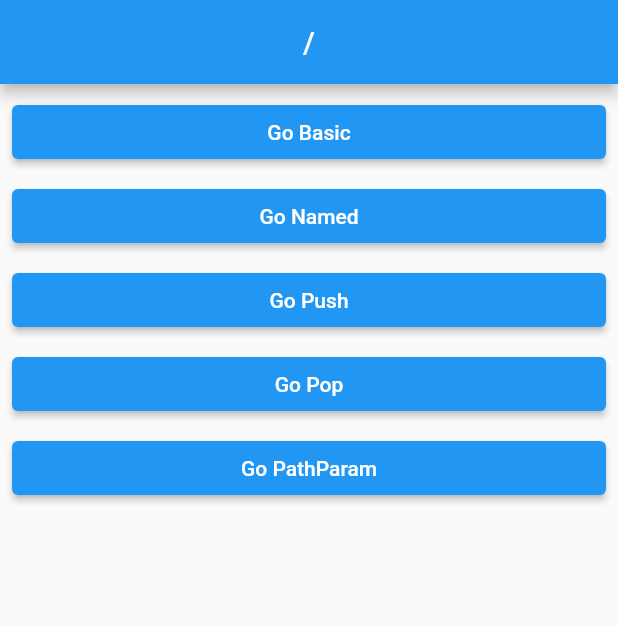
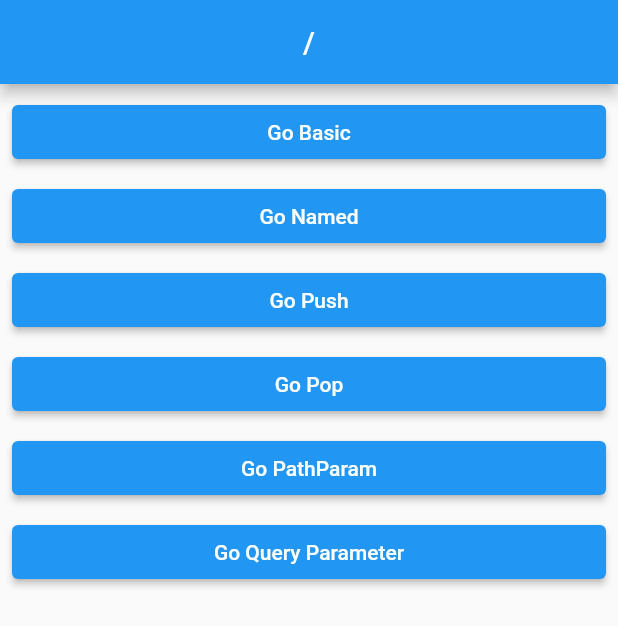
Before and after one commit to JeongHyeon2/flutter-practice, a Flutter app: the screen it shows after launch, on a phone screen of 412 x 824 dp. Shown: the top 626 px of the screen. Run offline on Flutter 3.47's test engine with Material 2 defaults, Android fonts, the light colour scheme and no system bars; our stand-ins replace dio, drift, flutter_riverpod, flutter_secure_storage, get_it, go_router and 8 more; accounts and stored records are empty; generated files the repository leaves out were written again.

Commit message:
go_router 실습

```diff
--- a/go_router_practice/lib/route/router.dart
+++ b/go_router_practice/lib/route/router.dart
@@ -5,6 +5,7 @@ import 'package:go_router_practice/route/screens/3_push_screen.dart';
 import 'package:go_router_practice/route/screens/4_pop_base_screen.dart';
 import 'package:go_router_practice/route/screens/5_pop_return_screen.dart';
 import 'package:go_router_practice/route/screens/6_path_param_screen.dart';
+import 'package:go_router_practice/route/screens/7_query_parameter_screen.dart';
 import 'package:go_router_practice/route/screens/root_screen.dart';
 
 final router = GoRouter(
@@ -62,6 +63,12 @@ final router = GoRouter(
             ),
           ],
         ),
+        GoRoute(
+          path: 'query_param',
+          builder: (context, state) {
+            return const QueryParameterScreen();
+          },
+        ),
       ],
     ),
   ],
--- a/go_router_practice/lib/route/screens/root_screen.dart
+++ b/go_router_practice/lib/route/screens/root_screen.dart
@@ -52,6 +52,15 @@ class RootScreen extends StatelessWidget {
             },
             child: const Text("Go PathParam"),
           ),
+          const SizedBox(
+            height: 8,
+          ),
+          ElevatedButton(
+            onPressed: () {
+              context.go('/query_param');
+            },
+            child: const Text("Go Query Parameter"),
+          ),
         ],
       ),
     );
```
Also changed, not shown: go_router_practice/lib/route/screens/7_query_parameter_screen.dart (added, +33 -0 lines).
